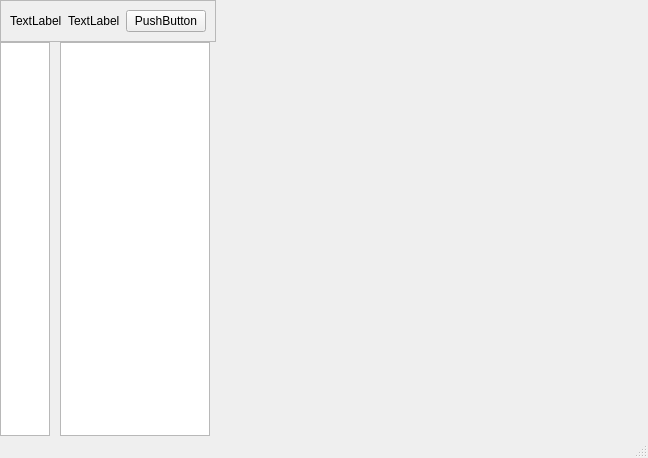
XxDdUu/DACS01, file Frontend/dashboardUI.ui: the form before one commit.
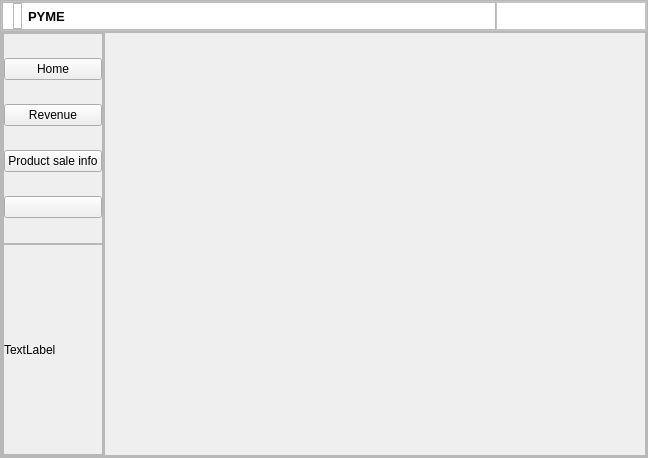
The form after the commit. Icons and pictures are not drawn. Custom widgets are drawn as their Qt base class.

```diff
--- a/Frontend/dashboardUI.ui
+++ b/Frontend/dashboardUI.ui
@@ -33,79 +33,548 @@
     <property name="spacing">
      <number>0</number>
     </property>
-    <item row="0" column="0" colspan="2">
-     <widget class="QFrame" name="title_frame">
+    <item row="0" column="1">
+     <widget class="QFrame" name="main_board">
       <property name="frameShape">
        <enum>QFrame::StyledPanel</enum>
       </property>
       <property name="frameShadow">
        <enum>QFrame::Raised</enum>
       </property>
-      <layout class="QHBoxLayout" name="horizontalLayout">
-       <item>
-        <widget class="QLabel" name="iconTitle_label">
-         <property name="text">
-          <string>TextLabel</string>
+      <layout class="QVBoxLayout" name="verticalLayout">
+       <property name="spacing">
+        <number>0</number>
+       </property>
+       <property name="leftMargin">
+        <number>0</number>
+       </property>
+       <property name="topMargin">
+        <number>0</number>
+       </property>
+       <property name="rightMargin">
+        <number>0</number>
+       </property>
+       <property name="bottomMargin">
+        <number>0</number>
+       </property>
+       <item alignment="Qt::AlignTop">
+        <widget class="QFrame" name="header">
+         <property name="minimumSize">
+          <size>
+           <width>0</width>
+           <height>30</height>
+          </size>
          </property>
-        </widget>
-       </item>
-       <item>
-        <widget class="QLabel" name="title_label">
-         <property name="text">
-          <string>TextLabel</string>
+         <property name="maximumSize">
+          <size>
+           <width>16777215</width>
+           <height>30</height>
+          </size>
          </property>
+         <property name="styleSheet">
+          <string notr="true">#header {
+background-color: rgb(255, 255, 255);
+}
+#interact_frame {
+	background-color: rgb(255, 255, 255);
+}
+</string>
+         </property>
+         <property name="frameShape">
+          <enum>QFrame::StyledPanel</enum>
+         </property>
+         <property name="frameShadow">
+          <enum>QFrame::Raised</enum>
+         </property>
+         <layout class="QHBoxLayout" name="horizontalLayout_2">
+          <property name="spacing">
+           <number>0</number>
+          </property>
+          <property name="leftMargin">
+           <number>0</number>
+          </property>
+          <property name="topMargin">
+           <number>0</number>
+          </property>
+          <property name="rightMargin">
+           <number>0</number>
+          </property>
+          <property name="bottomMargin">
+           <number>0</number>
+          </property>
+          <item>
+           <widget class="QFrame" name="logo_menu_frame">
+            <property name="styleSheet">
+             <string notr="true">QPushButton {
+	border: none;
+	padding: auto;
+}
+QPushButton::hover {
+	border: 1px solid rgb(0, 0, 0);
+	border-radius: 5px;
+}</string>
+            </property>
+            <property name="frameShape">
+             <enum>QFrame::StyledPanel</enum>
+            </property>
+            <property name="frameShadow">
+             <enum>QFrame::Raised</enum>
+            </property>
+            <layout class="QHBoxLayout" name="horizontalLayout_4">
+             <property name="spacing">
+              <number>6</number>
+             </property>
+             <property name="leftMargin">
+              <number>10</number>
+             </property>
+             <property name="topMargin">
+              <number>0</number>
+             </property>
+             <property name="rightMargin">
+              <number>0</number>
+             </property>
+             <property name="bottomMargin">
+              <number>0</number>
+             </property>
+             <item>
+              <widget class="QFrame" name="main_logo_frame">
+               <property name="maximumSize">
+                <size>
+                 <width>30</width>
+                 <height>30</height>
+                </size>
+               </property>
+               <property name="frameShape">
+                <enum>QFrame::StyledPanel</enum>
+               </property>
+               <property name="frameShadow">
+                <enum>QFrame::Raised</enum>
+               </property>
+               <layout class="QVBoxLayout" name="verticalLayout_2">
+                <property name="spacing">
+                 <number>0</number>
+                </property>
+                <property name="leftMargin">
+                 <number>0</number>
+                </property>
+                <property name="topMargin">
+                 <number>0</number>
+                </property>
+                <property name="rightMargin">
+                 <number>0</number>
+                </property>
+                <property name="bottomMargin">
+                 <number>0</number>
+                </property>
+                <item>
+                 <widget class="QLabel" name="main_logo">
+                  <property name="maximumSize">
+                   <size>
+                    <width>30</width>
+                    <height>16777215</height>
+                   </size>
+                  </property>
+                  <property name="text">
+                   <string/>
+                  </property>
+                  <property name="pixmap">
+                   <pixmap resource="D:/QLDTCH/DACS01/Frontend/View/img/resources.qrc">:/img/logo/dark_pythonLogo.png</pixmap>
+                  </property>
+                  <property name="scaledContents">
+                   <bool>true</bool>
+                  </property>
+                  <property name="alignment">
+                   <set>Qt::AlignCenter</set>
+                  </property>
+                 </widget>
+                </item>
+               </layout>
+              </widget>
+             </item>
+             <item>
+              <widget class="QLabel" name="label">
+               <property name="font">
+                <font>
+                 <pointsize>10</pointsize>
+                 <weight>75</weight>
+                 <bold>true</bold>
+                </font>
+               </property>
+               <property name="text">
+                <string>PYME</string>
+               </property>
+              </widget>
+             </item>
+             <item>
+              <widget class="QPushButton" name="menu_btn">
+               <property name="sizePolicy">
+                <sizepolicy hsizetype="Preferred" vsizetype="Preferred">
+                 <horstretch>0</horstretch>
+                 <verstretch>0</verstretch>
+                </sizepolicy>
+               </property>
+               <property name="minimumSize">
+                <size>
+                 <width>30</width>
+                 <height>26</height>
+                </size>
+               </property>
+               <property name="maximumSize">
+                <size>
+                 <width>30</width>
+                 <height>28</height>
+                </size>
+               </property>
+               <property name="text">
+                <string/>
+               </property>
+               <property name="icon">
+                <iconset resource="D:/QLDTCH/DACS01/Frontend/View/img/resources.qrc">
+                 <normaloff>:/img/icon/sidebar.png</normaloff>:/img/icon/sidebar.png</iconset>
+               </property>
+              </widget>
+             </item>
+             <item>
+              <spacer name="horizontalSpacer">
+               <property name="orientation">
+                <enum>Qt::Horizontal</enum>
+               </property>
+               <property name="sizeHint" stdset="0">
+                <size>
+                 <width>40</width>
+                 <height>20</height>
+                </size>
+               </property>
+              </spacer>
+             </item>
+            </layout>
+           </widget>
+          </item>
+          <item>
+           <widget class="QFrame" name="interact_frame">
+            <property name="minimumSize">
+             <size>
+              <width>150</width>
+              <height>0</height>
+             </size>
+            </property>
+            <property name="maximumSize">
+             <size>
+              <width>16777215</width>
+              <height>30</height>
+             </size>
+            </property>
+            <property name="styleSheet">
+             <string notr="true">QPushButton {
+	border: none;
+}
+#minimize_btn::hover {
+	border: 1px solid rgb(0, 0, 0);
+	border-radius: 6px;
+}
+#maximize_btn::hover {
+	border: 1px solid rgb(0, 0, 0);
+	border-radius: 6px;
+}
+#close_btn {
+    background-color: transparent;
+}
+#close_btn::hover {
+	border-radius: 6px;
+	border:1px solid rgb(0, 0, 0);
+	background-color: rgb(255, 26, 26);
+    qproperty-icon: url(&quot;:/icon/x_white.svg&quot;);
+}
+</string>
+            </property>
+            <property name="frameShape">
+             <enum>QFrame::StyledPanel</enum>
+            </property>
+            <property name="frameShadow">
+             <enum>QFrame::Raised</enum>
+            </property>
+            <layout class="QHBoxLayout" name="horizontalLayout">
+             <property name="spacing">
+              <number>0</number>
+             </property>
+             <property name="leftMargin">
+              <number>0</number>
+             </property>
+             <property name="topMargin">
+              <number>0</number>
+             </property>
+             <property name="rightMargin">
+              <number>0</number>
+             </property>
+             <property name="bottomMargin">
+              <number>0</number>
+             </property>
+             <item>
+              <widget class="QPushButton" name="minimize_btn">
+               <property name="maximumSize">
+                <size>
+                 <width>16777215</width>
+                 <height>30</height>
+                </size>
+               </property>
+               <property name="text">
+                <string/>
+               </property>
+               <property name="icon">
+                <iconset resource="D:/QLDTCH/DACS01/Frontend/View/img/resources.qrc">
+                 <normaloff>:/img/icon/minus.png</normaloff>:/img/icon/minus.png</iconset>
+               </property>
+              </widget>
+             </item>
+             <item>
+              <widget class="QPushButton" name="maximize_btn">
+               <property name="maximumSize">
+                <size>
+                 <width>16777215</width>
+                 <height>30</height>
+                </size>
+               </property>
+               <property name="text">
+                <string/>
+               </property>
+               <property name="icon">
+                <iconset resource="D:/QLDTCH/DACS01/Frontend/View/img/resources.qrc">
+                 <normaloff>:/img/icon/stack-svgrepo-com.svg</normaloff>:/img/icon/stack-svgrepo-com.svg</iconset>
+               </property>
+              </widget>
+             </item>
+             <item>
+              <widget class="QPushButton" name="close_btn">
+               <property name="minimumSize">
+                <size>
+                 <width>0</width>
+                 <height>0</height>
+                </size>
+               </property>
+               <property name="maximumSize">
+                <size>
+                 <width>16777215</width>
+                 <height>30</height>
+                </size>
+               </property>
+               <property name="text">
+                <string/>
+               </property>
+               <property name="icon">
+                <iconset resource="D:/QLDTCH/DACS01/Frontend/View/img/resources.qrc">
+                 <normaloff>:/img/icon/x.png</normaloff>:/img/icon/x.png</iconset>
+               </property>
+              </widget>
+             </item>
+            </layout>
+           </widget>
+          </item>
+         </layout>
         </widget>
        </item>
        <item>
-        <widget class="QPushButton" name="menuButton">
-         <property name="text">
-          <string>PushButton</string>
+        <widget class="QFrame" name="mainBody">
+         <property name="sizePolicy">
+          <sizepolicy hsizetype="Preferred" vsizetype="Expanding">
+           <horstretch>0</horstretch>
+           <verstretch>0</verstretch>
+          </sizepolicy>
          </property>
+         <property name="frameShape">
+          <enum>QFrame::StyledPanel</enum>
+         </property>
+         <property name="frameShadow">
+          <enum>QFrame::Raised</enum>
+         </property>
+         <layout class="QHBoxLayout" name="horizontalLayout_3">
+          <property name="spacing">
+           <number>0</number>
+          </property>
+          <property name="leftMargin">
+           <number>0</number>
+          </property>
+          <property name="topMargin">
+           <number>0</number>
+          </property>
+          <property name="rightMargin">
+           <number>0</number>
+          </property>
+          <property name="bottomMargin">
+           <number>0</number>
+          </property>
+          <item alignment="Qt::AlignLeft">
+           <widget class="QFrame" name="mainMenu">
+            <property name="frameShape">
+             <enum>QFrame::StyledPanel</enum>
+            </property>
+            <property name="frameShadow">
+             <enum>QFrame::Raised</enum>
+            </property>
+            <layout class="QVBoxLayout" name="verticalLayout_5">
+             <property name="spacing">
+              <number>0</number>
+             </property>
+             <property name="leftMargin">
+              <number>0</number>
+             </property>
+             <property name="topMargin">
+              <number>0</number>
+             </property>
+             <property name="rightMargin">
+              <number>0</number>
+             </property>
+             <property name="bottomMargin">
+              <number>0</number>
+             </property>
+             <item>
+              <widget class="QFrame" name="list_btn">
+               <property name="frameShape">
+                <enum>QFrame::StyledPanel</enum>
+               </property>
+               <property name="frameShadow">
+                <enum>QFrame::Raised</enum>
+               </property>
+               <layout class="QVBoxLayout" name="verticalLayout_3">
+                <property name="spacing">
+                 <number>0</number>
+                </property>
+                <property name="leftMargin">
+                 <number>0</number>
+                </property>
+                <property name="topMargin">
+                 <number>0</number>
+                </property>
+                <property name="rightMargin">
+                 <number>0</number>
+                </property>
+                <property name="bottomMargin">
+                 <number>0</number>
+                </property>
+                <item>
+                 <widget class="QPushButton" name="home_btn">
+                  <property name="text">
+                   <string>Home</string>
+                  </property>
+                  <property name="icon">
+                   <iconset resource="D:/QLDTCH/DACS01/Frontend/View/img/resources.qrc">
+                    <normaloff>:/img/icon/home.png</normaloff>:/img/icon/home.png</iconset>
+                  </property>
+                 </widget>
+                </item>
+                <item>
+                 <widget class="QPushButton" name="revenue_btn">
+                  <property name="text">
+                   <string>Revenue</string>
+                  </property>
+                  <property name="icon">
+                   <iconset resource="D:/QLDTCH/DACS01/Frontend/View/img/resources.qrc">
+                    <normaloff>:/img/icon/report.png</normaloff>:/img/icon/report.png</iconset>
+                  </property>
+                 </widget>
+                </item>
+                <item>
+                 <widget class="QPushButton" name="product_sale_btn">
+                  <property name="text">
+                   <string>Product sale info</string>
+                  </property>
+                  <property name="icon">
+                   <iconset resource="D:/QLDTCH/DACS01/Frontend/View/img/resources.qrc">
+                    <normaloff>:/img/icon/revenue_chart.png</normaloff>:/img/icon/revenue_chart.png</iconset>
+                  </property>
+                 </widget>
+                </item>
+                <item>
+                 <widget class="QPushButton" name="distribution_btn">
+                  <property name="text">
+                   <string/>
+                  </property>
+                 </widget>
+                </item>
+               </layout>
+              </widget>
+             </item>
+             <item>
+              <widget class="QFrame" name="logout_frame">
+               <property name="frameShape">
+                <enum>QFrame::StyledPanel</enum>
+               </property>
+               <property name="frameShadow">
+                <enum>QFrame::Raised</enum>
+               </property>
+               <layout class="QVBoxLayout" name="verticalLayout_4">
+                <property name="spacing">
+                 <number>0</number>
+                </property>
+                <property name="leftMargin">
+                 <number>0</number>
+                </property>
+                <property name="topMargin">
+                 <number>0</number>
+                </property>
+                <property name="rightMargin">
+                 <number>0</number>
+                </property>
+                <property name="bottomMargin">
+                 <number>0</number>
+                </property>
+                <item>
+                 <widget class="clickableLabel" name="logout_label">
+                  <property name="text">
+                   <string>TextLabel</string>
+                  </property>
+                 </widget>
+                </item>
+               </layout>
+              </widget>
+             </item>
+            </layout>
+           </widget>
+          </item>
+          <item>
+           <widget class="QFrame" name="mainDisplay">
+            <property name="sizePolicy">
+             <sizepolicy hsizetype="Preferred" vsizetype="Expanding">
+              <horstretch>0</horstretch>
+              <verstretch>0</verstretch>
+             </sizepolicy>
+            </property>
+            <property name="frameShape">
+             <enum>QFrame::StyledPanel</enum>
+            </property>
+            <property name="frameShadow">
+             <enum>QFrame::Raised</enum>
+            </property>
+            <layout class="QHBoxLayout" name="horizontalLayout_5">
+             <item>
+              <widget class="QStackedWidget" name="stackedWidget">
+               <property name="currentIndex">
+                <number>0</number>
+               </property>
+               <widget class="QWidget" name="page"/>
+               <widget class="QWidget" name="page_2"/>
+              </widget>
+             </item>
+            </layout>
+           </widget>
+          </item>
+         </layout>
         </widget>
        </item>
       </layout>
      </widget>
     </item>
-    <item row="0" column="2" rowspan="2">
-     <widget class="QStackedWidget" name="stackedWidget">
-      <widget class="QWidget" name="page"/>
-      <widget class="QWidget" name="page_2"/>
-     </widget>
-    </item>
-    <item row="1" column="0">
-     <widget class="QListWidget" name="listWidget">
-      <property name="maximumSize">
-       <size>
-        <width>50</width>
-        <height>16777215</height>
-       </size>
-      </property>
-     </widget>
-    </item>
-    <item row="1" column="1">
-     <widget class="QListWidget" name="listWidget_2">
-      <property name="maximumSize">
-       <size>
-        <width>150</width>
-        <height>16777215</height>
-       </size>
-      </property>
-     </widget>
-    </item>
    </layout>
   </widget>
-  <widget class="QMenuBar" name="menubar">
-   <property name="geometry">
-    <rect>
-     <x>0</x>
-     <y>0</y>
-     <width>648</width>
-     <height>22</height>
-    </rect>
-   </property>
-  </widget>
-  <widget class="QStatusBar" name="statusbar"/>
  </widget>
- <resources/>
+ <customwidgets>
+  <customwidget>
+   <class>clickableLabel</class>
+   <extends>QLabel</extends>
+   <header>Frontend\View\clickableLabel</header>
+  </customwidget>
+ </customwidgets>
+ <resources>
+  <include location="D:/QLDTCH/DACS01/Frontend/View/img/resources.qrc"/>
+ </resources>
  <connections/>
 </ui>
```
